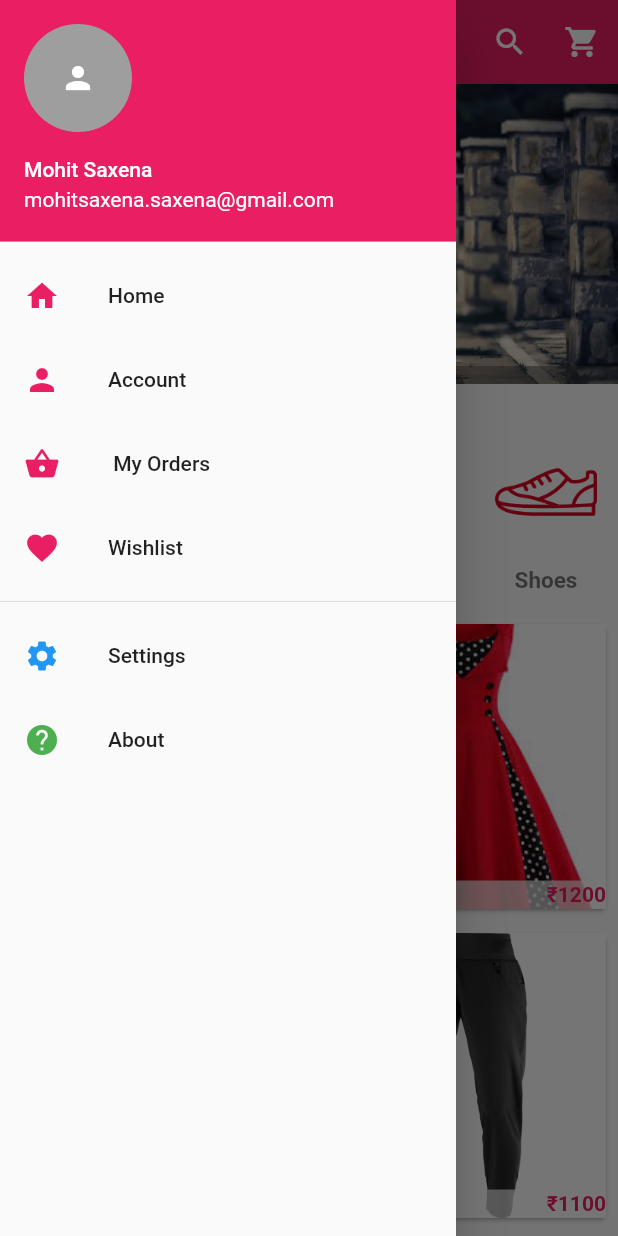
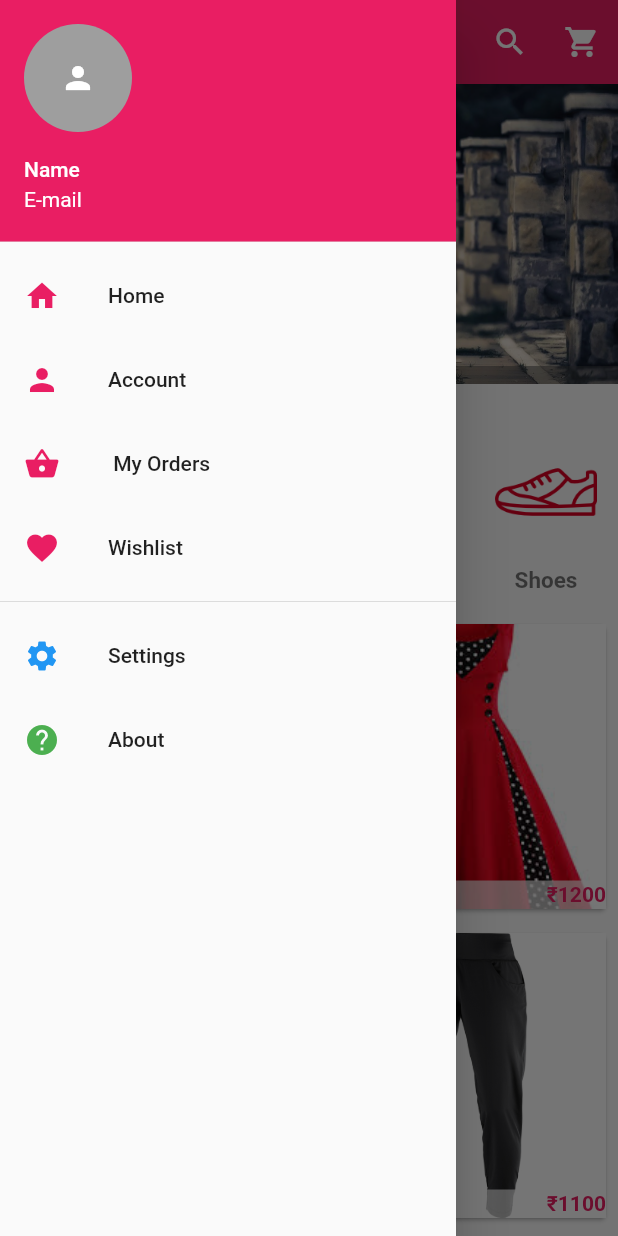
Before and after one commit to mohitsaxenadev/emart, a Flutter app: the HomePage screen opened directly, with the side drawer open, on a phone screen of 412 x 824 dp. Run offline on Flutter 3.47's test engine with Material 2 defaults, Android fonts, the phone set to English and light mode, and no system bars; drawn by our look-alikes of carousel_pro; our stand-ins replace cloud_firestore, firebase_auth, firebase_database, fluttertoast, google_sign_in, shared_preferences; accounts and stored records are empty.

Commit message:
Update home.dart

```diff
--- a/emart/lib/components/pages/home.dart
+++ b/emart/lib/components/pages/home.dart
@@ -56,8 +56,8 @@ class _HomePageState extends State<HomePage> {
             children: <Widget>[
               //header
               new UserAccountsDrawerHeader(
-                accountName: new Text("Mohit Saxena"),
-                accountEmail: new Text("mohitsaxena.saxena@gmail.com"),
+                accountName: new Text("Name"),
+                accountEmail: new Text("E-mail"),
                 currentAccountPicture: GestureDetector(
                   child: new CircleAvatar(
                       backgroundColor: Colors.grey,
```
